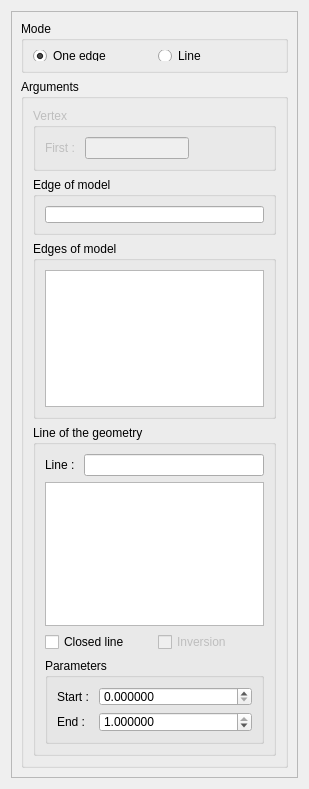
Before: the Qt Designer form src/HEXABLOCKGUI/EdgeAssoc_QTD.ui in SalomePlatform/hexablock, drawn with Qt 5.
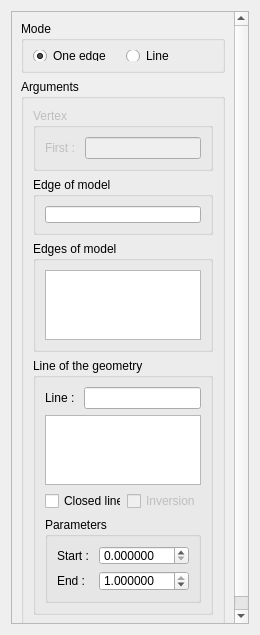
After: the same form once the commit is applied.

```diff
--- a/src/HEXABLOCKGUI/EdgeAssoc_QTD.ui
+++ b/src/HEXABLOCKGUI/EdgeAssoc_QTD.ui
@@ -6,8 +6,8 @@
    <rect>
     <x>0</x>
     <y>0</y>
-    <width>309</width>
-    <height>789</height>
+    <width>260</width>
+    <height>635</height>
    </rect>
   </property>
   <property name="sizePolicy">
@@ -48,8 +48,8 @@
        <rect>
         <x>0</x>
         <y>0</y>
-        <width>287</width>
-        <height>767</height>
+        <width>223</width>
+        <height>620</height>
        </rect>
       </property>
       <layout class="QVBoxLayout" name="verticalLayout_2">
@@ -105,7 +105,7 @@
          <property name="title">
           <string>Arguments</string>
          </property>
-         <layout class="QVBoxLayout" name="verticalLayout">
+         <layout class="QVBoxLayout" name="verticalLayout_5">
           <item>
            <widget class="QGroupBox" name="vertex_gb">
             <property name="enabled">
@@ -120,7 +120,9 @@
             <property name="title">
              <string>Vertex</string>
             </property>
-            <layout class="QGridLayout" name="gridLayout_4">
+            <layout class="QHBoxLayout" name="horizontalLayout_5">
+             <item>
+              <layout class="QFormLayout" name="formLayout_2">
              <item row="0" column="0">
               <widget class="QLabel" name="label">
                <property name="text">
@@ -130,23 +132,18 @@
              </item>
              <item row="0" column="1">
               <widget class="QLineEdit" name="first_vex_le">
+                 <property name="sizePolicy">
+                  <sizepolicy hsizetype="Minimum" vsizetype="Fixed">
+                   <horstretch>0</horstretch>
+                   <verstretch>0</verstretch>
+                  </sizepolicy>
+                 </property>
                <property name="readOnly">
                 <bool>false</bool>
                </property>
               </widget>
              </item>
-             <item row="0" column="2">
-              <spacer name="horizontalSpacer">
-               <property name="orientation">
-                <enum>Qt::Horizontal</enum>
-               </property>
-               <property name="sizeHint" stdset="0">
-                <size>
-                 <width>78</width>
-                 <height>20</height>
-                </size>
-               </property>
-              </spacer>
+              </layout>
              </item>
             </layout>
            </widget>
@@ -168,9 +165,22 @@
             <property name="title">
              <string>Edge of model</string>
             </property>
-            <layout class="QHBoxLayout" name="horizontalLayout_3">
-             <item>
-              <widget class="QLineEdit" name="single_edge_le"/>
+            <layout class="QFormLayout" name="formLayout_3">
+             <item row="0" column="0" colspan="2">
+              <widget class="QLineEdit" name="single_edge_le">
+               <property name="sizePolicy">
+                <sizepolicy hsizetype="Minimum" vsizetype="Fixed">
+                 <horstretch>0</horstretch>
+                 <verstretch>0</verstretch>
+                </sizepolicy>
+               </property>
+               <property name="maximumSize">
+                <size>
+                 <width>16777215</width>
+                 <height>58</height>
+                </size>
+               </property>
+              </widget>
              </item>
             </layout>
            </widget>
@@ -186,9 +196,22 @@
             <property name="title">
              <string>Edges of model</string>
             </property>
-            <layout class="QGridLayout" name="gridLayout_2">
-             <item row="0" column="0" rowspan="2">
-              <widget class="QListWidget" name="edges_lw"/>
+            <layout class="QVBoxLayout" name="verticalLayout_3">
+             <item>
+              <widget class="QListWidget" name="edges_lw">
+               <property name="sizePolicy">
+                <sizepolicy hsizetype="Preferred" vsizetype="Preferred">
+                 <horstretch>0</horstretch>
+                 <verstretch>0</verstretch>
+                </sizepolicy>
+               </property>
+               <property name="maximumSize">
+                <size>
+                 <width>16777215</width>
+                 <height>16777215</height>
+                </size>
+               </property>
+              </widget>
              </item>
             </layout>
            </widget>
@@ -204,18 +227,24 @@
             <property name="title">
              <string>Line of the geometry</string>
             </property>
-            <layout class="QVBoxLayout" name="verticalLayout_3">
+            <layout class="QVBoxLayout" name="verticalLayout">
              <item>
-              <layout class="QHBoxLayout" name="horizontalLayout_4">
-               <item>
+              <layout class="QFormLayout" name="formLayout_4">
+               <item row="0" column="0">
                 <widget class="QLabel" name="label_4">
                  <property name="text">
                   <string>Line : </string>
                  </property>
                 </widget>
                </item>
-               <item>
+               <item row="0" column="1">
                 <widget class="QLineEdit" name="single_line_le">
+                 <property name="sizePolicy">
+                  <sizepolicy hsizetype="Minimum" vsizetype="Fixed">
+                   <horstretch>0</horstretch>
+                   <verstretch>0</verstretch>
+                  </sizepolicy>
+                 </property>
                  <property name="readOnly">
                   <bool>false</bool>
                  </property>
@@ -224,7 +253,14 @@
               </layout>
              </item>
              <item>
-              <widget class="QListWidget" name="lines_lw"/>
+              <widget class="QListWidget" name="lines_lw">
+               <property name="sizePolicy">
+                <sizepolicy hsizetype="Preferred" vsizetype="Preferred">
+                 <horstretch>0</horstretch>
+                 <verstretch>0</verstretch>
+                </sizepolicy>
+               </property>
+              </widget>
              </item>
              <item>
               <layout class="QHBoxLayout" name="horizontalLayout">
```
Lines whose indentation alone changed are shown as unchanged.
